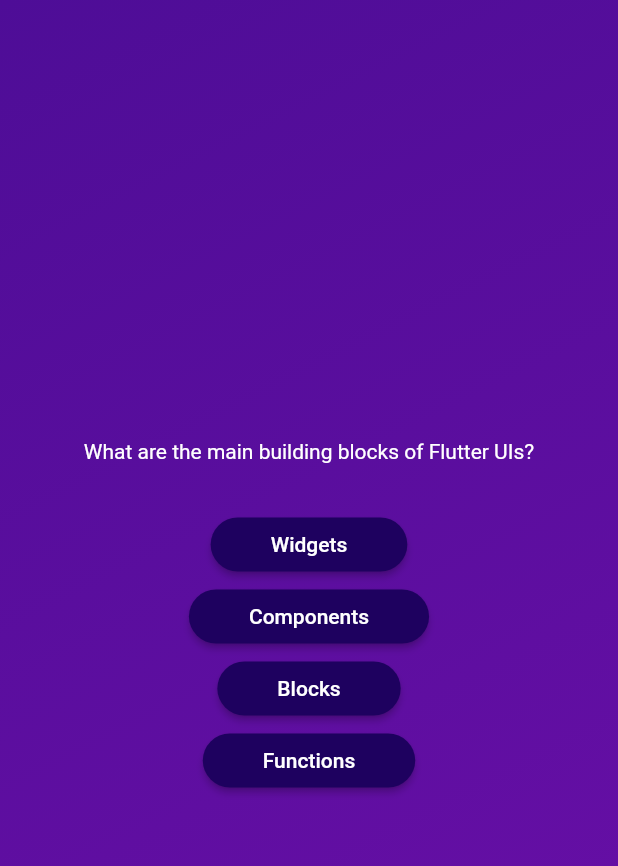
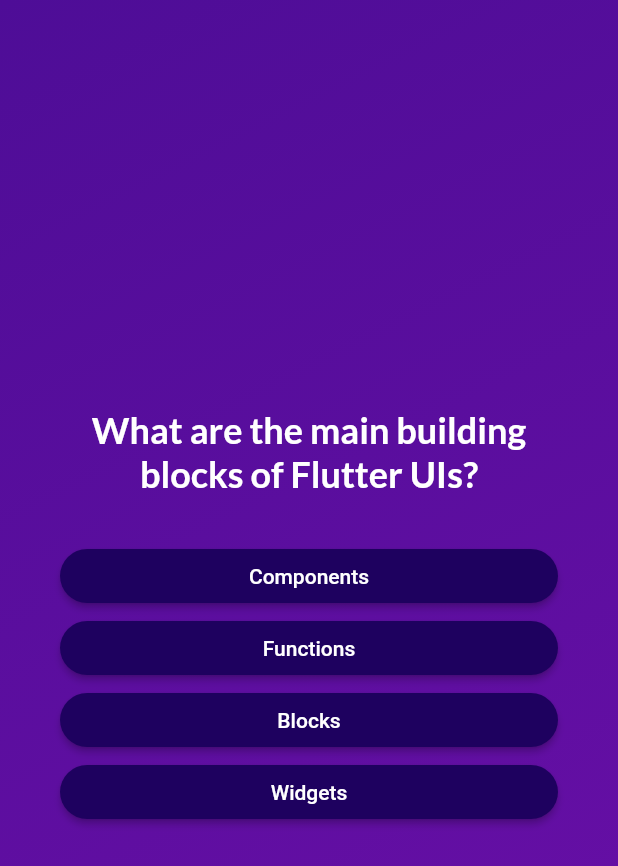
Before and after one commit to Eduardo-Vitesse/quiz-app, a Flutter app: the screen it shows after launch, after a tap on "Start Quiz", on a phone screen of 412 x 824 dp. Shown: the top 866 px of the screen. Run offline on Flutter 3.47's test engine with Material 2 defaults, Android fonts, the phone set to English and light mode, and no system bars; our stand-ins replace google_fonts.

Commit message:
create all screens

```diff
--- a/lib/models/quiz_question.dart
+++ b/lib/models/quiz_question.dart
@@ -3,4 +3,10 @@ class QuizQuestion {
 
   final String text;
   final List<String> answers;
+
+  List<String> getShuffledAnswers() {
+    final shuffledList = List.of(answers);
+    shuffledList.shuffle();
+    return shuffledList;
+  }
 }
--- a/lib/screens/question_screen.dart
+++ b/lib/screens/question_screen.dart
@@ -1,49 +1,60 @@
 import 'package:flutter/material.dart';
+import 'package:google_fonts/google_fonts.dart';
 
 import 'package:adv_basics/widget/answer_button.dart';
 import 'package:adv_basics/data/questions.dart';
 
 class QuestionScreen extends StatefulWidget {
-  const QuestionScreen({super.key});
+  const QuestionScreen({super.key, required this.onSelectAnswer});
+
+  final void Function(String answer) onSelectAnswer;
 
   @override
   State<QuestionScreen> createState() => _QuestionScreenState();
 }
 
 class _QuestionScreenState extends State<QuestionScreen> {
+  var currentQuestionIndex = 0;
+
+  void answerQuestion(String selectedAnswer) {
+    widget.onSelectAnswer(selectedAnswer);
+    setState(() {
+      currentQuestionIndex++;
+    });
+  }
+
   @override
   Widget build(BuildContext context) {
-    final currentQuestion = questions[0];
+    final currentQuestion = questions[currentQuestionIndex];
 
     return SizedBox(
       width: double.infinity,
+      child: Container(
+        margin: const EdgeInsets.all(40),
         child: Column(
           mainAxisAlignment: MainAxisAlignment.center,
+          crossAxisAlignment: CrossAxisAlignment.stretch,
           children: [
             Text(
               currentQuestion.text,
-            style: const TextStyle(
+              style: GoogleFonts.lato(
                 color: Colors.white,
+                fontSize: 24,
+                fontWeight: FontWeight.bold,
               ),
+              textAlign: TextAlign.center,
             ),
             const SizedBox(height: 30),
-          AnswerButton(
-            answerText: currentQuestion.answers[0],
-            onTap: () {},
+            ...currentQuestion.getShuffledAnswers().map((item) {
+              return AnswerButton(
+                answerText: item,
+                onTap: () {
+                  answerQuestion(item);
+                },
+              );
+            }),
+          ],
         ),
-          AnswerButton(
-            answerText: currentQuestion.answers[1],
-            onTap: () {},
-          ),
-          AnswerButton(
-            answerText: currentQuestion.answers[2],
-            onTap: () {},
-          ),
-          AnswerButton(
-            answerText: currentQuestion.answers[3],
-            onTap: () {},
-          ),
-        ],
       ),
     );
   }
--- a/lib/screens/start_screen.dart
+++ b/lib/screens/start_screen.dart
@@ -1,4 +1,5 @@
 import 'package:flutter/material.dart';
+import 'package:google_fonts/google_fonts.dart';
 
 class StartScreen extends StatelessWidget {
   const StartScreen(this.startQuiz, {super.key});
@@ -17,11 +18,12 @@ class StartScreen extends StatelessWidget {
             color: const Color.fromARGB(150, 255, 255, 255),
           ),
           const SizedBox(height: 80),
-          const Text(
+          Text(
             "Learn Flutter the fun way!",
-            style: TextStyle(
+            style: GoogleFonts.lato(
               color: Colors.white,
               fontSize: 24,
+              fontWeight: FontWeight.bold,
             ),
           ),
           const SizedBox(height: 30),
--- a/lib/widget/answer_button.dart
+++ b/lib/widget/answer_button.dart
@@ -22,7 +22,10 @@ class AnswerButton extends StatelessWidget {
           borderRadius: BorderRadius.circular(40),
         ),
       ),
-      child: Text(answerText),
+      child: Text(
+        answerText,
+        textAlign: TextAlign.center,
+      ),
     );
   }
 }
--- a/lib/widget/quiz.dart
+++ b/lib/widget/quiz.dart
@@ -1,6 +1,9 @@
 import 'package:flutter/material.dart';
+
+import 'package:adv_basics/data/questions.dart';
 import 'package:adv_basics/screens/question_screen.dart';
 import 'package:adv_basics/screens/start_screen.dart';
+import 'package:adv_basics/screens/results_screen.dart';
 
 class Quiz extends StatefulWidget {
   const Quiz({super.key});
@@ -10,22 +13,40 @@ class Quiz extends StatefulWidget {
 }
 
 class _QuizState extends State<Quiz> {
-  Widget? activeScreen;
-
-  @override
-  void initState() {
-    super.initState();
-    activeScreen = StartScreen(switchScreen);
-  }
+  List<String> selectedAnswers = [];
+  String activeScreen = "start-screen";
 
   void switchScreen() {
     setState(() {
-      activeScreen = const QuestionScreen();
+      activeScreen = "questions-screen";
     });
+  }
+
+  void chooseAnswer(String answer) {
+    selectedAnswers.add(answer);
+    if (selectedAnswers.length == questions.length) {
+      setState(() {
+        selectedAnswers = [];
+      });
+    }
   }
 
   @override
   Widget build(BuildContext context) {
+    Widget screenWidget = StartScreen(switchScreen);
+
+    if (activeScreen == "questions-screen") {
+      screenWidget = QuestionScreen(
+        onSelectAnswer: chooseAnswer,
+      );
+    }
+
+    if (activeScreen == "results-screen") {
+      screenWidget = ResultsScreen(
+        chosenAnswers: selectedAnswers,
+      );
+    }
+
     return MaterialApp(
       debugShowCheckedModeBanner: false,
       home: Scaffold(
@@ -40,7 +61,7 @@ class _QuizState extends State<Quiz> {
               end: Alignment.bottomRight,
             ),
           ),
-          child: activeScreen,
+          child: screenWidget,
         ),
       ),
     );
--- a/pubspec.yaml
+++ b/pubspec.yaml
@@ -9,6 +9,7 @@ environment:
 dependencies:
   flutter:
     sdk: flutter
+  google_fonts: ^4.0.3
 
 dev_dependencies:
   flutter_test:
```
Also changed, not shown: lib/screens/results_screen.dart (added, +45 -0 lines), lib/widget/questions_summary.dart (added, +30 -0 lines), pubspec.lock, 1 other file. Lines whose indentation alone changed are shown as unchanged.
